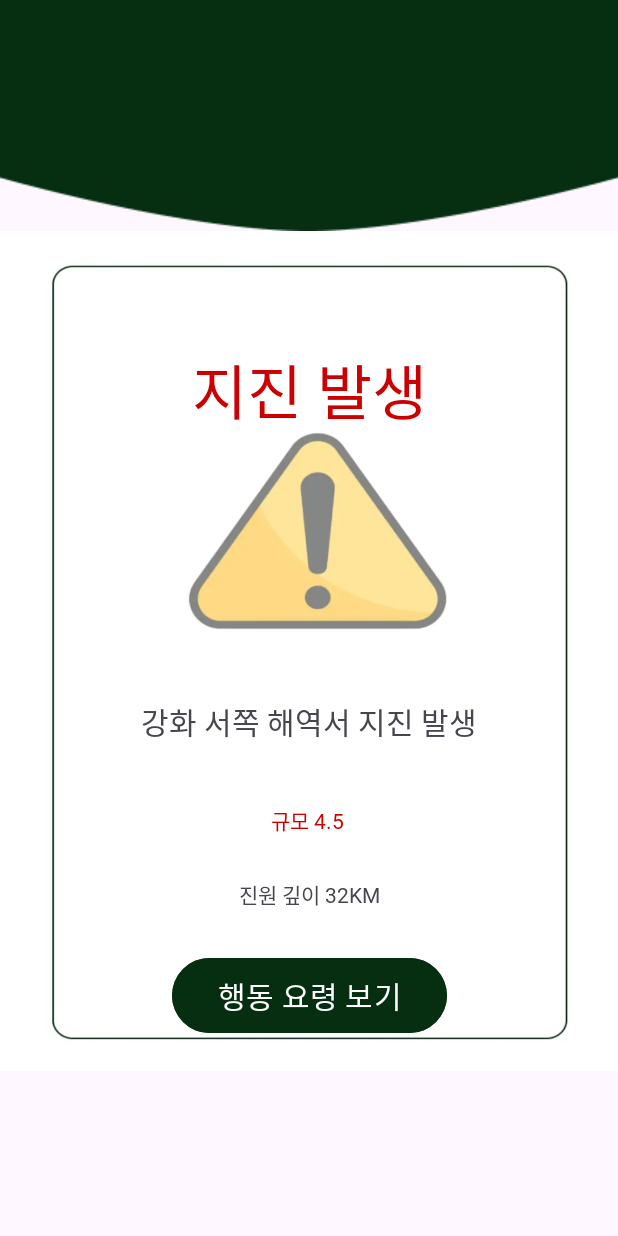
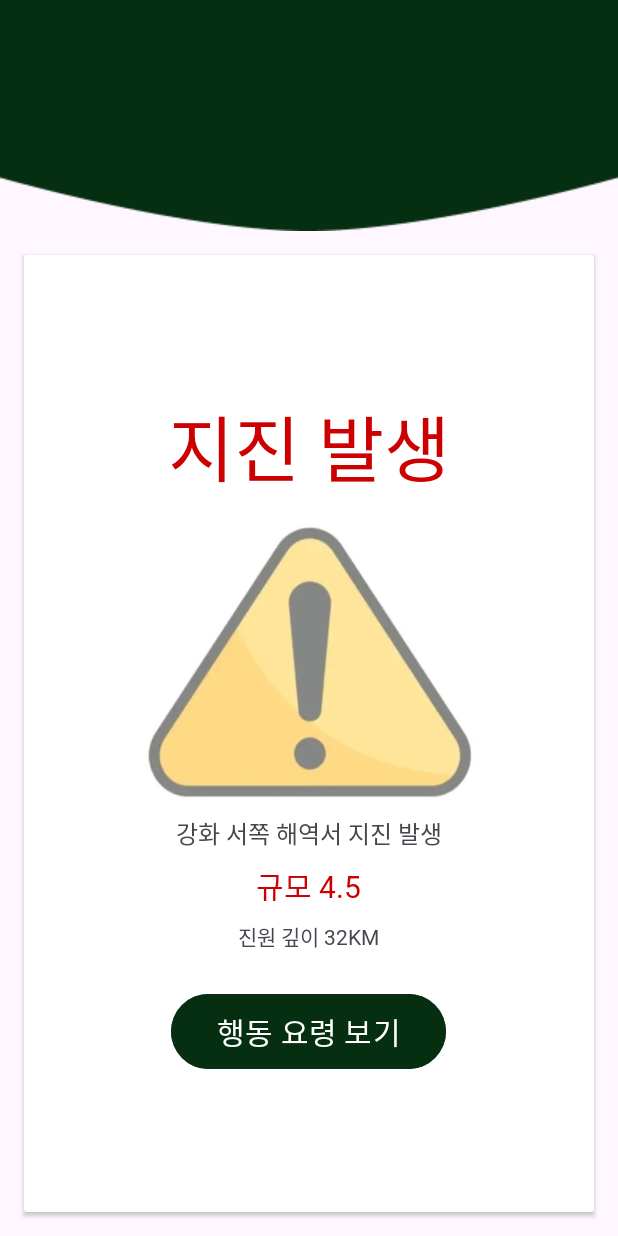
Before and after one commit to Ooohje/Ginicall, an Android app: the Warning_Activity screen opened directly, with no data from a screen before it, on a phone screen of 412 x 824 dp. Run offline under Robolectric (Android 15) with nearby library versions, the phone set to English and light mode, and no system bars; libraries missing offline, so code that uses them is left out: com.kakao.vectormap.

Commit message:
second_ver_modify xml : Warning_Activity

```diff
--- a/app/src/main/res/layout/activity_warning.xml
+++ b/app/src/main/res/layout/activity_warning.xml
@@ -1,94 +1,87 @@
 <?xml version="1.0" encoding="utf-8"?>
-<androidx.constraintlayout.widget.ConstraintLayout xmlns:android="http://schemas.android.com/apk/res/android"
+<LinearLayout xmlns:android="http://schemas.android.com/apk/res/android"
     xmlns:app="http://schemas.android.com/apk/res-auto"
     xmlns:tools="http://schemas.android.com/tools"
     android:layout_width="match_parent"
     android:layout_height="match_parent"
+    android:orientation="vertical"
     tools:context=".MainActivity">
-
 
     <ImageView
         android:id="@+id/Warning_top"
         android:layout_width="match_parent"
         android:layout_height="wrap_content"
         android:scaleType="fitXY"
-        android:src="@drawable/tip_top_rect"
-        app:layout_constraintTop_toTopOf="parent" />
+        android:src="@drawable/tip_top_rect" />
 
-    <ImageView
-        android:id="@+id/Warning_bottom"
+    <androidx.cardview.widget.CardView
         android:layout_width="match_parent"
-        android:layout_height="560dp"
-        android:scaleType="fitXY"
-        android:src="@drawable/warning"
-        app:layout_constraintBottom_toBottomOf="parent"
-        app:layout_constraintTop_toBottomOf="@id/Warning_top"
-        app:layout_constraintVertical_bias="0.0"
-        tools:layout_editor_absoluteX="54dp" />
+        android:layout_height="match_parent"
+        android:layout_margin="16dp"
+        android:cardCornerRadius="12dp"
+        android:cardElevation="4dp">
 
-    <Button
-        android:id="@+id/button"
-        android:layout_width="183dp"
-        android:layout_height="58dp"
-        android:layout_marginTop="28dp"
-        android:backgroundTint="#062E11"
-        android:backgroundTintMode="src_over"
-        android:text="행동 요령 보기"
-        android:textSize="20dp"
-        app:layout_constraintEnd_toEndOf="@id/Warning_bottom"
-        app:layout_constraintStart_toStartOf="@id/Warning_bottom"
-        app:layout_constraintTop_toBottomOf="@id/Depth_Text" />
+        <LinearLayout
+            android:layout_width="match_parent"
+            android:layout_height="match_parent"
+            android:orientation="vertical"
+            android:gravity="center"
+            android:padding="16dp">
 
-    <TextView
-        android:id="@+id/Event_Text"
-        android:layout_width="wrap_content"
-        android:layout_height="wrap_content"
-        android:layout_marginTop="76dp"
-        android:layout_marginBottom="176dp"
-        android:fontFamily="@font/gmarket_sans_ttf_bold"
-        android:text="지진 발생"
-        android:textColor="@android:color/holo_red_dark"
-        android:textSize="40dp"
-        app:layout_constraintBottom_toTopOf="@+id/From_Text"
-        app:layout_constraintEnd_toEndOf="@+id/Warning_bottom"
-        app:layout_constraintStart_toStartOf="@+id/Warning_bottom"
-        app:layout_constraintTop_toBottomOf="@+id/Warning_top"
-        app:layout_constraintVertical_bias="0.0" />
+            <TextView
+                android:id="@+id/Event_Text"
+                android:layout_width="wrap_content"
+                android:layout_height="wrap_content"
+                android:layout_marginBottom="8dp"
+                android:fontFamily="@font/gmarket_sans_ttf_bold"
+                android:text="지진 발생"
+                android:textColor="@android:color/holo_red_dark"
+                android:textSize="48sp" />
 
-    <TextView
-        android:id="@+id/From_Text"
-        android:layout_width="wrap_content"
-        android:layout_height="wrap_content"
-        android:layout_marginBottom="40dp"
-        android:fontFamily="@font/gmarket_sans_ttf_bold"
-        android:text="강화 서쪽 해역서 지진 발생"
-        android:textSize="20dp"
-        app:layout_constraintBottom_toTopOf="@+id/Magnitude_Text"
-        app:layout_constraintEnd_toEndOf="@+id/Warning_bottom"
-        app:layout_constraintStart_toStartOf="@+id/Warning_bottom" />
+            <ImageView
+                android:id="@+id/imageView2"
+                android:layout_width="match_parent"
+                android:layout_height="202dp"
+                app:srcCompat="@drawable/warning" />
 
-    <TextView
-        android:id="@+id/Magnitude_Text"
-        android:layout_width="wrap_content"
-        android:layout_height="wrap_content"
-        android:layout_marginBottom="28dp"
-        android:fontFamily="@font/gmarket_sans_ttf_bold"
-        android:text="규모 4.5"
-        android:textColor="@android:color/holo_red_dark"
-        app:layout_constraintBottom_toTopOf="@+id/Depth_Text"
-        app:layout_constraintEnd_toEndOf="@+id/Warning_bottom"
-        app:layout_constraintHorizontal_bias="0.498"
-        app:layout_constraintStart_toStartOf="@+id/Warning_bottom" />
 
-    <TextView
-        android:id="@+id/Depth_Text"
-        android:layout_width="wrap_content"
-        android:layout_height="wrap_content"
-        android:layout_marginBottom="24dp"
-        android:fontFamily="@font/gmarket_sans_ttf_bold"
-        android:text="진원 깊이 32KM"
-        app:layout_constraintBottom_toTopOf="@+id/button"
-        app:layout_constraintEnd_toEndOf="@+id/Warning_bottom"
-        app:layout_constraintStart_toStartOf="@+id/Warning_bottom" />
+            <TextView
+                android:id="@+id/From_Text"
+                android:layout_width="wrap_content"
+                android:layout_height="wrap_content"
+                android:layout_marginBottom="8dp"
+                android:fontFamily="@font/gmarket_sans_ttf_bold"
+                android:text="강화 서쪽 해역서 지진 발생"
+                android:textSize="16sp" />
 
-</androidx.constraintlayout.widget.ConstraintLayout>
+            <TextView
+                android:id="@+id/Magnitude_Text"
+                android:layout_width="wrap_content"
+                android:layout_height="wrap_content"
+                android:layout_marginBottom="8dp"
+                android:fontFamily="@font/gmarket_sans_ttf_bold"
+                android:text="규모 4.5"
+                android:textColor="@android:color/holo_red_dark"
+                android:textSize="20sp" />
+
+            <TextView
+                android:id="@+id/Depth_Text"
+                android:layout_width="wrap_content"
+                android:layout_height="wrap_content"
+                android:layout_marginBottom="8dp"
+                android:fontFamily="@font/gmarket_sans_ttf_bold"
+                android:text="진원 깊이 32KM" />
+
+            <Button
+                android:id="@+id/button"
+                android:layout_width="183dp"
+                android:layout_height="58dp"
+                android:layout_marginTop="16dp"
+                android:backgroundTint="#062E11"
+                android:text="행동 요령 보기"
+                android:textSize="20sp" />
+
+        </LinearLayout>
+    </androidx.cardview.widget.CardView>
+
+</LinearLayout>
```
Also changed, not shown: app/src/main/res/drawable/warning.jpg (added), app/src/main/res/drawable/warning.png (deleted).
